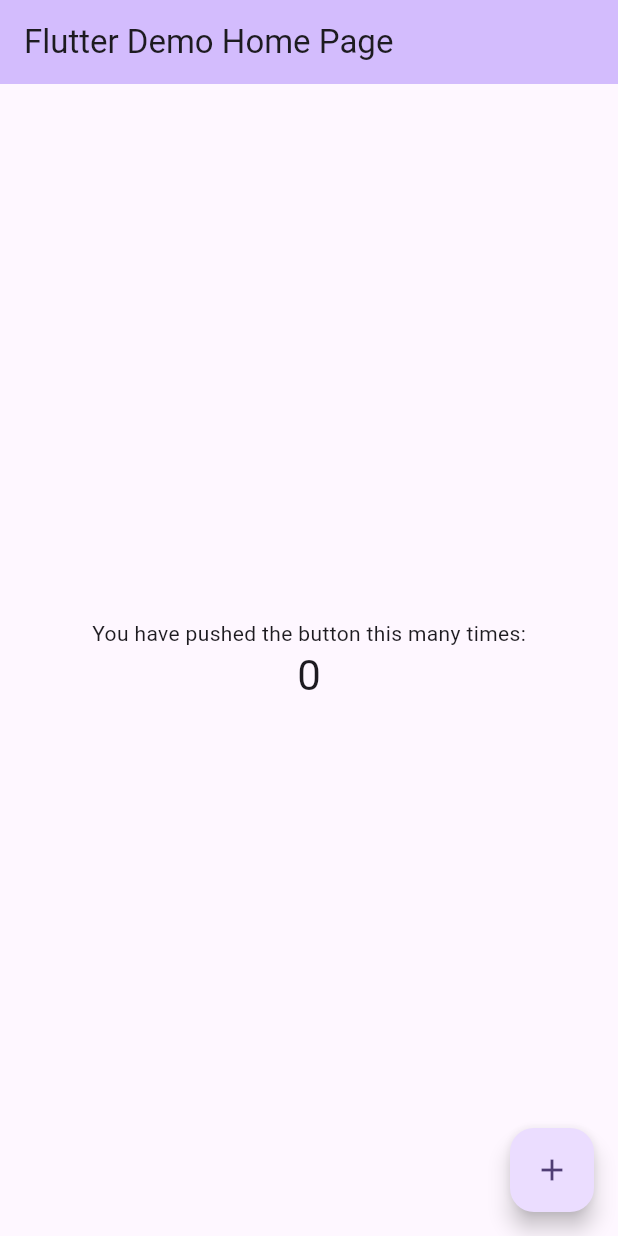
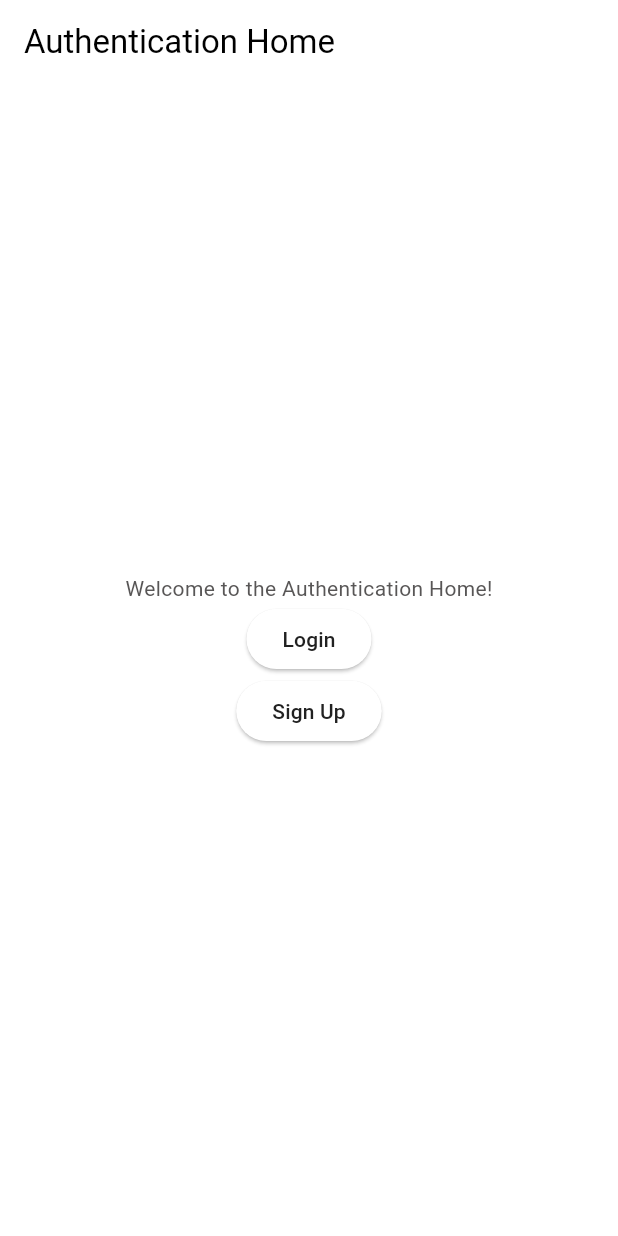
Before and after one commit to dizzpy/WalkWise-Main, a Flutter app: the screen it shows after launch, on a phone screen of 412 x 824 dp. Run offline on Flutter 3.47's test engine with Material 3 defaults, Android fonts, the phone set to English and light mode, and no system bars; our stand-ins replace firebase_core, flutter_dotenv; accounts and stored records are empty; Roboto replaces fonts that are missing (Lufga).

Commit message:
feat: auth ui and firebase

```diff
--- a/lib/main.dart
+++ b/lib/main.dart
@@ -1,131 +1,40 @@
 import 'package:flutter/material.dart';
 import 'package:firebase_core/firebase_core.dart';
+import 'package:flutter_dotenv/flutter_dotenv.dart';
+import 'package:walkwise/screens/auth/auth_home.dart';
+import 'package:walkwise/theme/app_theme.dart';
 import 'firebase_options.dart';
 
 void main() async {
-  WidgetsFlutterBinding.ensureInitialized();
-  await Firebase.initializeApp(
-    options: DefaultFirebaseOptions.currentPlatform,
-  );
-  runApp(const MyApp());
+  try {
+    WidgetsFlutterBinding.ensureInitialized();
+    // First load environment variables
+    await dotenv.load();
+
+    // Then initialize Firebase
+    await Firebase.initializeApp(
+      options: DefaultFirebaseOptions.currentPlatform,
+    );
+
+    runApp(const MyApp());
+  } catch (e) {
+    // ignore: avoid_print
+    print('Initialization error: $e');
+    // Still run the app even if there's an initialization error
+    runApp(const MyApp());
+  }
 }
 
 class MyApp extends StatelessWidget {
   const MyApp({super.key});
 
-  // This widget is the root of your application.
   @override
   Widget build(BuildContext context) {
     return MaterialApp(
-      title: 'Flutter Demo',
-      theme: ThemeData(
-        // This is the theme of your application.
-        //
-        // TRY THIS: Try running your application with "flutter run". You'll see
-        // the application has a purple toolbar. Then, without quitting the app,
-        // try changing the seedColor in the colorScheme below to Colors.green
-        // and then invoke "hot reload" (save your changes or press the "hot
-        // reload" button in a Flutter-supported IDE, or press "r" if you used
-        // the command line to start the app).
-        //
-        // Notice that the counter didn't reset back to zero; the application
-        // state is not lost during the reload. To reset the state, use hot
-        // restart instead.
-        //
-        // This works for code too, not just values: Most code changes can be
-        // tested with just a hot reload.
-        colorScheme: ColorScheme.fromSeed(seedColor: Colors.deepPurple),
-        useMaterial3: true,
-      ),
-      home: const MyHomePage(title: 'Flutter Demo Home Page'),
+      title: 'WalkWise',
+      theme: AppTheme.lightTheme,
+      home: const AuthHome(),
+      debugShowCheckedModeBanner: false,
     );
   }
 }
-
-class MyHomePage extends StatefulWidget {
-  const MyHomePage({super.key, required this.title});
-
-  // This widget is the home page of your application. It is stateful, meaning
-  // that it has a State object (defined below) that contains fields that affect
-  // how it looks.
-
-  // This class is the configuration for the state. It holds the values (in this
-  // case the title) provided by the parent (in this case the App widget) and
-  // used by the build method of the State. Fields in a Widget subclass are
-  // always marked "final".
-
-  final String title;
-
-  @override
-  State<MyHomePage> createState() => _MyHomePageState();
-}
-
-class _MyHomePageState extends State<MyHomePage> {
-  int _counter = 0;
-
-  void _incrementCounter() {
-    setState(() {
-      // This call to setState tells the Flutter framework that something has
-      // changed in this State, which causes it to rerun the build method below
-      // so that the display can reflect the updated values. If we changed
-      // _counter without calling setState(), then the build method would not be
-      // called again, and so nothing would appear to happen.
-      _counter++;
-    });
-  }
-
-  @override
-  Widget build(BuildContext context) {
-    // This method is rerun every time setState is called, for instance as done
-    // by the _incrementCounter method above.
-    //
-    // The Flutter framework has been optimized to make rerunning build methods
-    // fast, so that you can just rebuild anything that needs updating rather
-    // than having to individually change instances of widgets.
-    return Scaffold(
-      appBar: AppBar(
-        // TRY THIS: Try changing the color here to a specific color (to
-        // Colors.amber, perhaps?) and trigger a hot reload to see the AppBar
-        // change color while the other colors stay the same.
-        backgroundColor: Theme.of(context).colorScheme.inversePrimary,
-        // Here we take the value from the MyHomePage object that was created by
-        // the App.build method, and use it to set our appbar title.
-        title: Text(widget.title),
-      ),
-      body: Center(
-        // Center is a layout widget. It takes a single child and positions it
-        // in the middle of the parent.
-        child: Column(
-          // Column is also a layout widget. It takes a list of children and
-          // arranges them vertically. By default, it sizes itself to fit its
-          // children horizontally, and tries to be as tall as its parent.
-          //
-          // Column has various properties to control how it sizes itself and
-          // how it positions its children. Here we use mainAxisAlignment to
-          // center the children vertically; the main axis here is the vertical
-          // axis because Columns are vertical (the cross axis would be
-          // horizontal).
-          //
-          // TRY THIS: Invoke "debug painting" (choose the "Toggle Debug Paint"
-          // action in the IDE, or press "p" in the console), to see the
-          // wireframe for each widget.
-          mainAxisAlignment: MainAxisAlignment.center,
-          children: <Widget>[
-            const Text(
-              'You have pushed the button this many times:',
-            ),
-            Text(
-              '$_counter',
-              style: Theme.of(context).textTheme.headlineMedium,
-            ),
-          ],
-        ),
-      ),
-      floatingActionButton: FloatingActionButton(
-        onPressed: _incrementCounter,
-        tooltip: 'Increment',
-        child: const Icon(Icons.add),
-      ), // This trailing comma makes auto-formatting nicer for build methods.
-    );
-  }
-}
--- /dev/null
+++ b/lib/screens/auth/auth_home.dart
@@ -0,0 +1,34 @@
+import 'package:flutter/material.dart';
+
+class AuthHome extends StatelessWidget {
+  const AuthHome({super.key});
+
+  @override
+  Widget build(BuildContext context) {
+    return Scaffold(
+      appBar: AppBar(
+        title: const Text('Authentication Home'),
+      ),
+      body: Center(
+        child: Column(
+          mainAxisAlignment: MainAxisAlignment.center,
+          children: <Widget>[
+            const Text('Welcome to the Authentication Home!'),
+            ElevatedButton(
+              onPressed: () {
+                // Navigate to login screen
+              },
+              child: const Text('Login'),
+            ),
+            ElevatedButton(
+              onPressed: () {
+                // Navigate to signup screen
+              },
+              child: const Text('Sign Up'),
+            ),
+          ],
+        ),
+      ),
+    );
+  }
+}
--- /dev/null
+++ b/lib/theme/app_theme.dart
@@ -0,0 +1,24 @@
+import 'package:flutter/material.dart';
+
+class AppTheme {
+  static ThemeData get lightTheme {
+    return ThemeData(
+      fontFamily: 'Lufga',
+      useMaterial3: true,
+      primaryColor: const Color(0xFF212121),
+      scaffoldBackgroundColor: Colors.white,
+      colorScheme: const ColorScheme.light(
+        primary: Color(0xFF212121),
+        onPrimary: Colors.white,
+        secondary: Color(0xFF808080),
+        surface: Colors.white,
+        outline: Color(0xFFD4D4D4),
+      ),
+      textTheme: const TextTheme(
+        bodyLarge: TextStyle(color: Color(0xFF585656)),
+        bodyMedium: TextStyle(color: Color(0xFF585656)),
+        titleMedium: TextStyle(color: Color(0xFF585656)),
+      ),
+    );
+  }
+}
```
Also changed, not shown: lib/components/custom_button.dart (added, +65 -0 lines), lib/components/custom_text_field.dart (added, +84 -0 lines), lib/const/colors.dart (added, +9 -0 lines), pubspec.yaml (+6 -1 lines), pubspec.lock, 3 other files.
